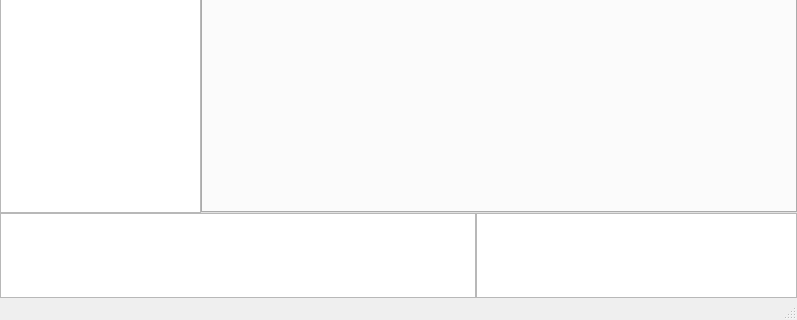
Old version of the form RFU_Debug_Tool/mainwindow.ui in the repository Andydingbing/SPC5; both pictures show x 0 to 797 and y 234 to 554 of the 797 by 554 pixel window.
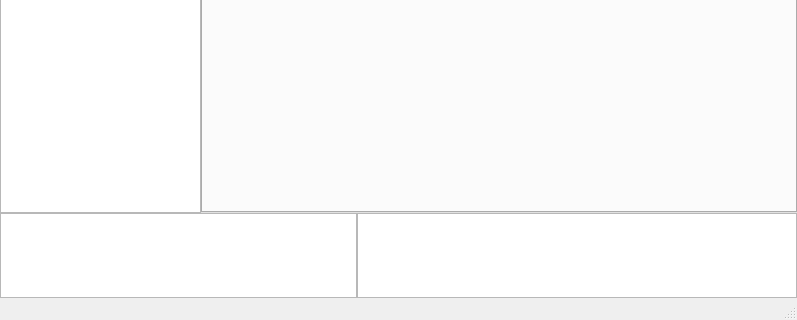
New version of the form. Custom widgets are drawn as their Qt base class.

Commit message: add message,log model and show them in mainwindow's table view,add exportr1ctxloleak thread

Patch:
```diff
--- a/RFU_Debug_Tool/mainwindow.ui
+++ b/RFU_Debug_Tool/mainwindow.ui
@@ -82,12 +82,12 @@
      </layout>
     </item>
     <item>
-     <layout class="QHBoxLayout" name="horizontalLayout" stretch="1,0">
+     <layout class="QHBoxLayout" name="horizontalLayout" stretch="0,0">
       <property name="spacing">
        <number>0</number>
       </property>
       <item>
-       <widget class="QListView" name="listView">
+       <widget class="QRDTTableView" name="m_TVMsg">
         <property name="sizePolicy">
          <sizepolicy hsizetype="Expanding" vsizetype="Expanding">
           <horstretch>1</horstretch>
@@ -97,7 +97,7 @@
        </widget>
       </item>
       <item>
-       <widget class="QListView" name="listView_2">
+       <widget class="QRDTTableView" name="m_TVReg">
         <property name="sizePolicy">
          <sizepolicy hsizetype="Fixed" vsizetype="Expanding">
           <horstretch>0</horstretch>
@@ -106,7 +106,7 @@
         </property>
         <property name="minimumSize">
          <size>
-          <width>321</width>
+          <width>440</width>
           <height>0</height>
          </size>
         </property>
@@ -306,6 +306,13 @@
   </action>
  </widget>
  <layoutdefault spacing="6" margin="11"/>
+ <customwidgets>
+  <customwidget>
+   <class>QRDTTableView</class>
+   <extends>QTableView</extends>
+   <header>qrdttableview.h</header>
+  </customwidget>
+ </customwidgets>
  <resources/>
  <connections/>
 </ui>
```
Left out of the diff: 3 changed lines with no effect on the pictures. The commit also changes 32 other files.
